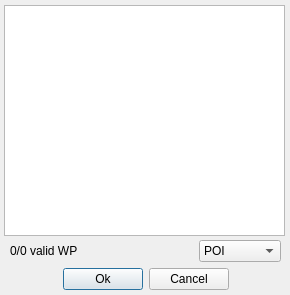
This is src/POI_input.ui in nohal/qtVlm as Qt 5 draws it before an edit. The edited form follows.
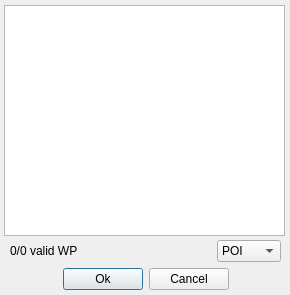
This is the edited form.

Diff of the .ui file:
```diff
--- a/src/POI_input.ui
+++ b/src/POI_input.ui
@@ -29,7 +29,7 @@
     <string/>
    </property>
   </widget>
-  <widget class="QWidget" name="">
+  <widget class="QWidget" name="layoutWidget">
    <property name="geometry">
     <rect>
      <x>10</x>
@@ -81,7 +81,7 @@
     </item>
    </layout>
   </widget>
-  <widget class="QWidget" name="">
+  <widget class="QWidget" name="layoutWidget">
    <property name="geometry">
     <rect>
      <x>10</x>
@@ -120,7 +120,7 @@
       </item>
       <item>
        <property name="text">
-        <string>Waypoint</string>
+        <string>Route</string>
        </property>
       </item>
       <item>
```
